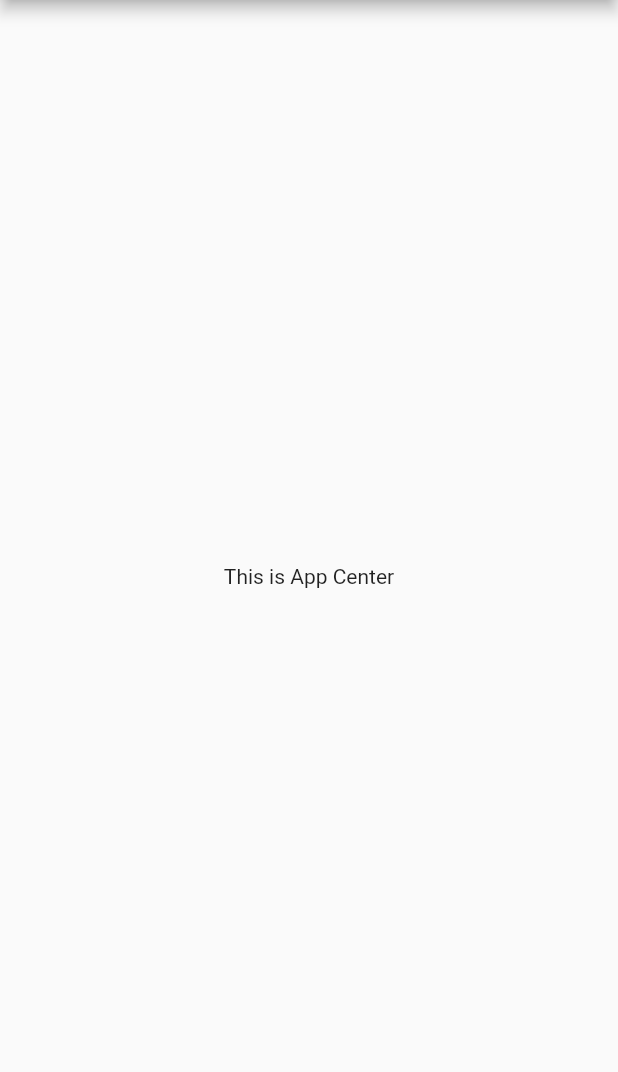
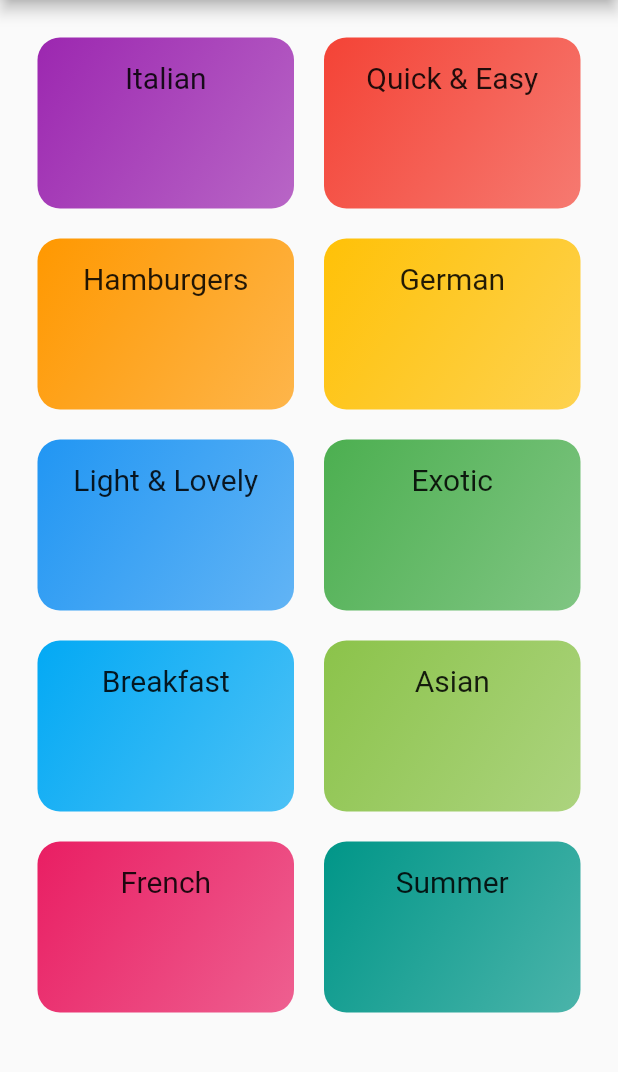
Before and after one commit to karanvatish/MealsApp, a Flutter app: the screen it shows after launch, on a phone screen of 412 x 824 dp, the part 84-1156 px from its top. Run offline on Flutter 3.47's test engine with Material 2 defaults, Android fonts, the light colour scheme and no system bars.

Commit message:
added 1st screen home page for the app

```diff
--- /dev/null
+++ b/lib/Model/category.dart
@@ -0,0 +1,13 @@
+import 'package:flutter/material.dart';
+
+class Category {
+  final String id;
+  final String title;
+  final Color color;
+
+  const Category({
+    required this.id,
+    required this.title,
+    this.color = Colors.orange,
+  });
+}
--- /dev/null
+++ b/lib/category_item.dart
@@ -0,0 +1,29 @@
+import 'dart:ui';
+
+import 'package:flutter/material.dart';
+
+class CategoryItem extends StatelessWidget {
+  final String title;
+  final Color color;
+  const CategoryItem({Key? key, required this.title, required this.color})
+      : super(key: key);
+
+  @override
+  Widget build(BuildContext context) {
+    return Container(
+      padding: const EdgeInsets.all(15),
+      child: Text(
+        title,
+        style: const TextStyle(fontSize: 20),
+        textAlign: TextAlign.center,
+      ),
+      decoration: BoxDecoration(
+          gradient: LinearGradient(
+            colors: [color, color.withOpacity(0.7)],
+            begin: Alignment.topLeft,
+            end: Alignment.bottomRight,
+          ),
+          borderRadius: BorderRadius.circular(15)),
+    );
+  }
+}
--- /dev/null
+++ b/lib/category_screen.dart
@@ -0,0 +1,29 @@
+import 'package:flutter/material.dart';
+import 'package:meals_app/category_item.dart';
+
+import 'dummy_data.dart';
+
+class CategoryScreen extends StatelessWidget {
+  const CategoryScreen({Key? key}) : super(key: key);
+
+  @override
+  Widget build(BuildContext context) {
+    return Scaffold(
+      appBar: AppBar(
+        title: const Text('Meals App'),
+      ),
+      body: GridView(
+        padding: const EdgeInsets.all(25),
+        children: DUMMY_CATEGORIES
+            .map((data) => CategoryItem(title: data.title, color: data.color))
+            .toList(),
+        gridDelegate: const SliverGridDelegateWithMaxCrossAxisExtent(
+          maxCrossAxisExtent: 300,
+          childAspectRatio: 3 / 2,
+          mainAxisSpacing: 20,
+          crossAxisSpacing: 20,
+        ),
+      ),
+    );
+  }
+}
--- /dev/null
+++ b/lib/dummy_data.dart
@@ -0,0 +1,56 @@
+import 'package:flutter/material.dart';
+
+import './Model/category.dart';
+
+const DUMMY_CATEGORIES = [
+  Category(
+    id: 'c1',
+    title: 'Italian',
+    color: Colors.purple,
+  ),
+  Category(
+    id: 'c2',
+    title: 'Quick & Easy',
+    color: Colors.red,
+  ),
+  Category(
+    id: 'c3',
+    title: 'Hamburgers',
+    color: Colors.orange,
+  ),
+  Category(
+    id: 'c4',
+    title: 'German',
+    color: Colors.amber,
+  ),
+  Category(
+    id: 'c5',
+    title: 'Light & Lovely',
+    color: Colors.blue,
+  ),
+  Category(
+    id: 'c6',
+    title: 'Exotic',
+    color: Colors.green,
+  ),
+  Category(
+    id: 'c7',
+    title: 'Breakfast',
+    color: Colors.lightBlue,
+  ),
+  Category(
+    id: 'c8',
+    title: 'Asian',
+    color: Colors.lightGreen,
+  ),
+  Category(
+    id: 'c9',
+    title: 'French',
+    color: Colors.pink,
+  ),
+  Category(
+    id: 'c10',
+    title: 'Summer',
+    color: Colors.teal,
+  ),
+];
--- a/lib/main.dart
+++ b/lib/main.dart
@@ -1,4 +1,5 @@
 import 'package:flutter/material.dart';
+import 'package:meals_app/category_screen.dart';
 
 void main() {
   runApp(const MyApp());
@@ -15,23 +16,7 @@ class MyApp extends StatelessWidget {
       theme: ThemeData(
         primarySwatch: Colors.blue,
       ),
-      home: const MyHomePage(),
+      home: CategoryScreen(),
     );
   }
 }
-
-class MyHomePage extends StatelessWidget {
-  const MyHomePage({Key? key}) : super(key: key);
-
-  @override
-  Widget build(BuildContext context) {
-    return Scaffold(
-      appBar: AppBar(
-        title: const Text("Meals App"),
-      ),
-      body: const Center(
-        child: Text('This is App Center'),
-      ),
-    );
-  }
-}
```
Also changed, not shown: assets/fonts/Raleway-Black.ttf (added), assets/fonts/Raleway-Bold.ttf (added), assets/fonts/Raleway-Regular.ttf (added), assets/fonts/RobotoCondensed-Bold.ttf (added), assets/fonts/RobotoCondensed-Italic.ttf (added), assets/fonts/RobotoCondensed-Light.ttf (added), assets/fonts/RobotoCondensed-Regular.ttf (added).
